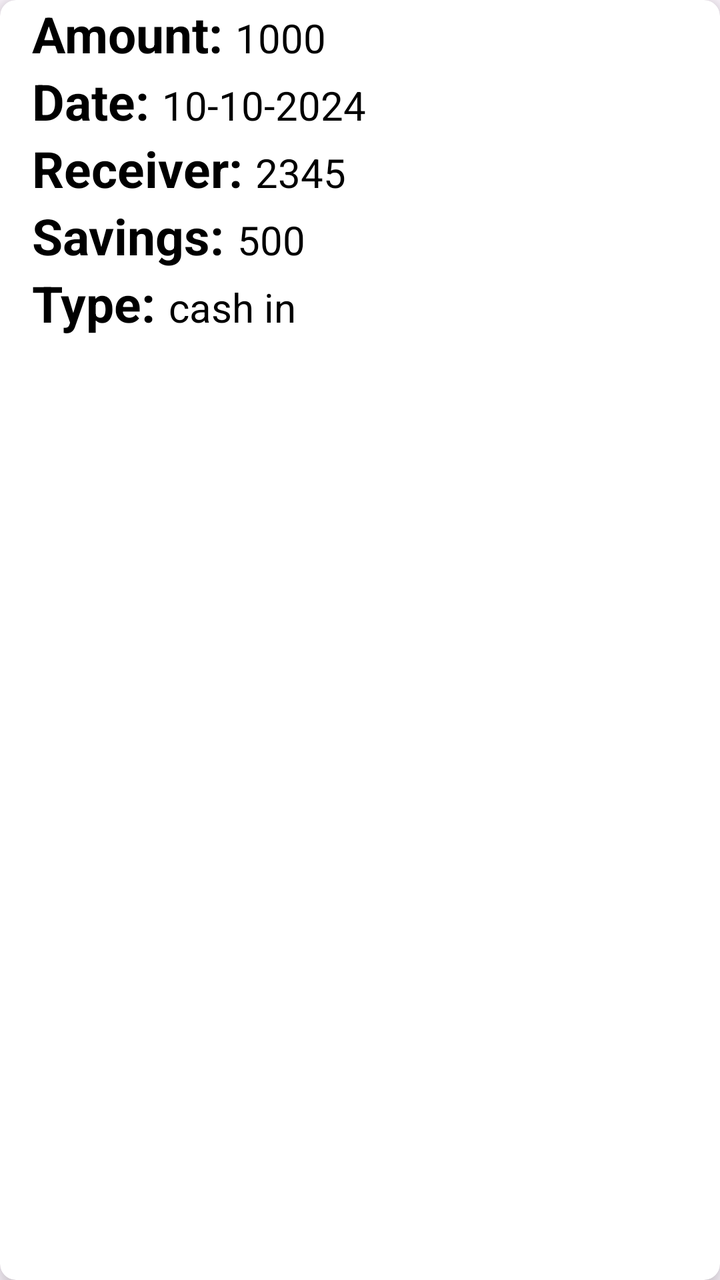
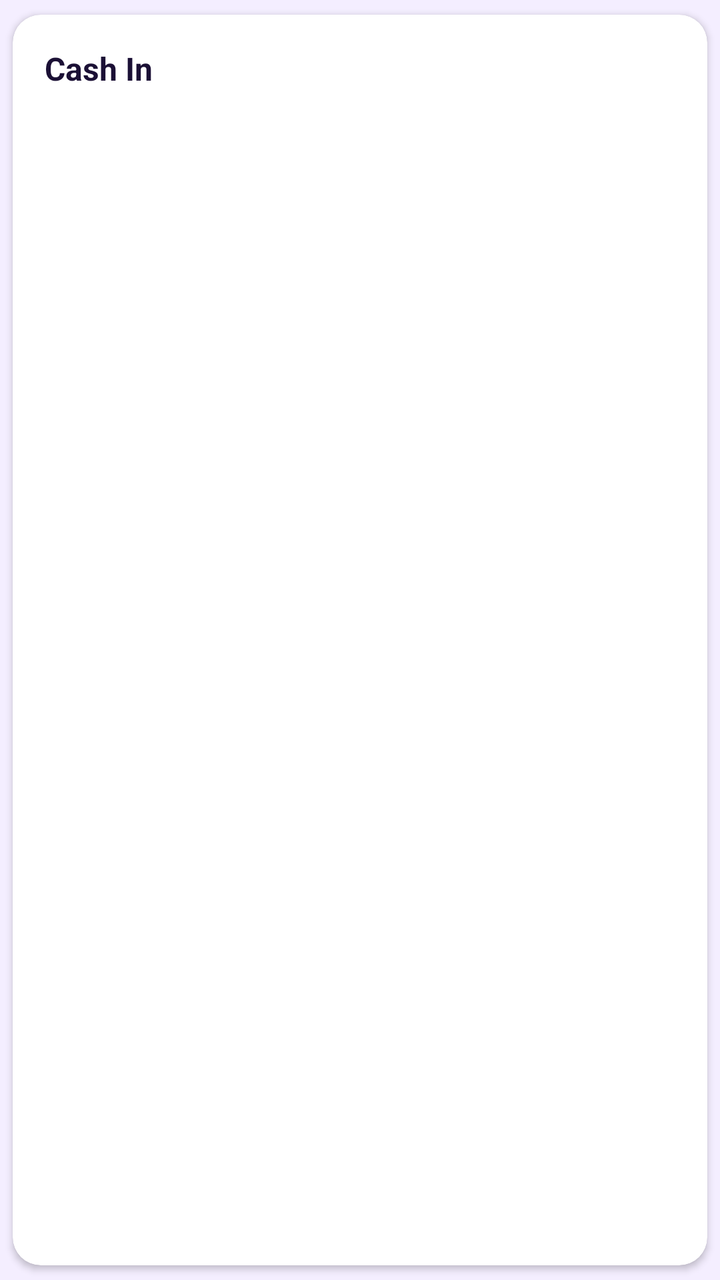

Before-and-after screenshots of an Android layout around one commit, followed by the original layout XML and the change that was made.
<!-- AndroidManifest.xml: application theme Theme.MyApplication -->
<!-- res/layout/item.xml -->
<?xml version="1.0" encoding="utf-8"?>
<androidx.cardview.widget.CardView xmlns:android="http://schemas.android.com/apk/res/android"
    android:layout_width="match_parent"
    android:layout_height="match_parent"
    xmlns:app="http://schemas.android.com/apk/res-auto"
    app:cardElevation="8dp"
    app:cardCornerRadius="8dp"
    android:layout_margin="16dp">

    <LinearLayout
        android:layout_width="wrap_content"
        android:layout_height="wrap_content"
        android:layout_marginLeft="16dp"
        android:orientation="vertical">

        <LinearLayout
            android:layout_width="wrap_content"
            android:layout_height="wrap_content"
            android:layout_gravity="center_vertical"
            android:orientation="horizontal">
            <TextView
                android:layout_width="match_parent"
                android:layout_height="wrap_content"
                android:id="@+id/amount"
                android:textStyle="bold"
                android:textSize="25sp"
                android:textColor="@color/black"
                android:text="Amount: "/>

            <TextView
                android:id="@+id/amount1"
                android:layout_width="match_parent"
                android:layout_height="wrap_content"
                android:text="1000"
                android:textColor="@color/black"
                android:textSize="20sp"
                android:layout_below="@+id/amount"/>
        </LinearLayout>

        <LinearLayout
            android:layout_width="wrap_content"
            android:layout_height="wrap_content"
            android:layout_gravity="center_vertical"
            android:orientation="horizontal">
            <TextView
                android:layout_width="match_parent"
                android:layout_height="wrap_content"
                android:id="@+id/date"
                android:textStyle="bold"
                android:textSize="25sp"
                android:textColor="@color/black"
                android:text="Date: "/>

            <TextView
                android:id="@+id/date1"
                android:layout_width="match_parent"
                android:layout_height="wrap_content"
                android:text="10-10-2024"
                android:textColor="@color/black"
                android:textSize="20sp"
                android:layout_below="@+id/date"/>
        </LinearLayout>

        <LinearLayout
            android:layout_width="wrap_content"
            android:layout_height="wrap_content"
            android:layout_gravity="center_vertical"
            android:orientation="horizontal">
            <TextView
                android:layout_width="match_parent"
                android:layout_height="wrap_content"
                android:id="@+id/reciever"
                android:textStyle="bold"
                android:textSize="25sp"
                android:textColor="@color/black"
                android:text="Receiver: "/>

            <TextView
                android:id="@+id/reciever1"
                android:layout_width="match_parent"
                android:layout_height="wrap_content"
                android:text="2345"
                android:textColor="@color/black"
                android:textSize="20sp"
                android:layout_below="@+id/reciever"/>
        </LinearLayout>

        <LinearLayout
            android:layout_width="wrap_content"
            android:layout_height="wrap_content"
            android:layout_gravity="center_vertical"
            android:orientation="horizontal">
            <TextView
                android:layout_width="match_parent"
                android:layout_height="wrap_content"
                android:id="@+id/savings"
                android:textStyle="bold"
                android:textSize="25sp"
                android:textColor="@color/black"
                android:text="Savings: "/>

            <TextView
                android:id="@+id/savings1"
                android:layout_width="match_parent"
                android:layout_height="wrap_content"
                android:text="500"
                android:textColor="@color/black"
                android:textSize="20sp"
                android:layout_below="@+id/savings"/>
        </LinearLayout>

        <LinearLayout
            android:layout_width="wrap_content"
            android:layout_height="wrap_content"
            android:layout_gravity="center_vertical"
            android:orientation="horizontal">
            <TextView
                android:layout_width="match_parent"
                android:layout_height="wrap_content"
                android:id="@+id/type"
                android:textStyle="bold"
                android:textSize="25sp"
                android:textColor="@color/black"
                android:text="Type: "/>

            <TextView
                android:id="@+id/type1"
                android:layout_width="match_parent"
                android:layout_height="wrap_content"
                android:text="cash in"
                android:textColor="@color/black"
                android:textSize="20sp"
                android:layout_below="@+id/type"/>
        </LinearLayout>

    </LinearLayout>

</androidx.cardview.widget.CardView>
<!-- resources referenced by this layout -->
<resources>
  <color name="black">#FF000000</color>
  <style name="Theme.MyApplication" parent="Base.Theme.MyApplication" />
  <style name="Base.Theme.MyApplication" parent="Theme.Material3.DayNight.NoActionBar">
          
          
      </style>
</resources>

<!-- the commit's change to res/layout/item.xml (unified diff, before → after) -->
@@ -1,137 +1,63 @@
 <?xml version="1.0" encoding="utf-8"?>
 <androidx.cardview.widget.CardView xmlns:android="http://schemas.android.com/apk/res/android"
+    xmlns:app="http://schemas.android.com/apk/res-auto"
     android:layout_width="match_parent"
-    android:layout_height="match_parent"
-    xmlns:app="http://schemas.android.com/apk/res-auto"
-    app:cardElevation="8dp"
-    app:cardCornerRadius="8dp"
-    android:layout_margin="16dp">
+    android:layout_height="wrap_content"
+    android:layout_marginStart="16dp"
+    android:layout_marginTop="8dp"
+    android:layout_marginEnd="16dp"
+    app:cardBackgroundColor="@color/surface"
+    app:cardCornerRadius="14dp"
+    app:cardElevation="2dp"
+    app:cardUseCompatPadding="true">
 
     <LinearLayout
-        android:layout_width="wrap_content"
+        android:layout_width="match_parent"
         android:layout_height="wrap_content"
-        android:layout_marginLeft="16dp"
-        android:orientation="vertical">
+        android:gravity="center_vertical"
+        android:orientation="horizontal"
+        android:padding="16dp">
 
         <LinearLayout
+            android:layout_width="0dp"
+            android:layout_height="wrap_content"
+            android:layout_weight="1"
+            android:orientation="vertical">
+
+            <TextView
+                android:id="@+id/txType"
+                android:layout_width="wrap_content"
+                android:layout_height="wrap_content"
+                android:text="@string/cash_in"
+                android:textColor="@color/text_primary"
+                android:textSize="16sp"
+                android:textStyle="bold" />
+
+            <TextView
+                android:id="@+id/txTitle"
+                android:layout_width="wrap_content"
+                android:layout_height="wrap_content"
+                android:layout_marginTop="2dp"
+                android:textColor="@color/text_secondary"
+                android:textSize="13sp" />
+
+            <TextView
+                android:id="@+id/txDate"
+                android:layout_width="wrap_content"
+                android:layout_height="wrap_content"
+                android:layout_marginTop="4dp"
+                android:textColor="@color/text_secondary"
+                android:textSize="12sp" />
+        </LinearLayout>
+
+        <TextView
+            android:id="@+id/txAmount"
             android:layout_width="wrap_content"
             android:layout_height="wrap_content"
-            android:layout_gravity="center_vertical"
-            android:orientation="horizontal">
-            <TextView
-                android:layout_width="match_parent"
-                android:layout_height="wrap_content"
-                android:id="@+id/amount"
-                android:textStyle="bold"
-                android:textSize="25sp"
-                android:textColor="@color/black"
-                android:text="Amount: "/>
-
-            <TextView
-                android:id="@+id/amount1"
-                android:layout_width="match_parent"
-                android:layout_height="wrap_content"
-                android:text="1000"
-                android:textColor="@color/black"
-                android:textSize="20sp"
-                android:layout_below="@+id/amount"/>
-        </LinearLayout>
-
-        <LinearLayout
-            android:layout_width="wrap_content"
-            android:layout_height="wrap_content"
-            android:layout_gravity="center_vertical"
-            android:orientation="horizontal">
-            <TextView
-                android:layout_width="match_parent"
-                android:layout_height="wrap_content"
-                android:id="@+id/date"
-                android:textStyle="bold"
-                android:textSize="25sp"
-                android:textColor="@color/black"
-                android:text="Date: "/>
-
-            <TextView
-                android:id="@+id/date1"
-                android:layout_width="match_parent"
-                android:layout_height="wrap_content"
-                android:text="10-10-2024"
-                android:textColor="@color/black"
-                android:textSize="20sp"
-                android:layout_below="@+id/date"/>
-        </LinearLayout>
-
-        <LinearLayout
-            android:layout_width="wrap_content"
-            android:layout_height="wrap_content"
-            android:layout_gravity="center_vertical"
-            android:orientation="horizontal">
-            <TextView
-                android:layout_width="match_parent"
-                android:layout_height="wrap_content"
-                android:id="@+id/reciever"
-                android:textStyle="bold"
-                android:textSize="25sp"
-                android:textColor="@color/black"
-                android:text="Receiver: "/>
-
-            <TextView
-                android:id="@+id/reciever1"
-                android:layout_width="match_parent"
-                android:layout_height="wrap_content"
-                android:text="2345"
-                android:textColor="@color/black"
-                android:textSize="20sp"
-                android:layout_below="@+id/reciever"/>
-        </LinearLayout>
-
-        <LinearLayout
-            android:layout_width="wrap_content"
-            android:layout_height="wrap_content"
-            android:layout_gravity="center_vertical"
-            android:orientation="horizontal">
-            <TextView
-                android:layout_width="match_parent"
-                android:layout_height="wrap_content"
-                android:id="@+id/savings"
-                android:textStyle="bold"
-                android:textSize="25sp"
-                android:textColor="@color/black"
-                android:text="Savings: "/>
-
-            <TextView
-                android:id="@+id/savings1"
-                android:layout_width="match_parent"
-                android:layout_height="wrap_content"
-                android:text="500"
-                android:textColor="@color/black"
-                android:textSize="20sp"
-                android:layout_below="@+id/savings"/>
-        </LinearLayout>
-
-        <LinearLayout
-            android:layout_width="wrap_content"
-            android:layout_height="wrap_content"
-            android:layout_gravity="center_vertical"
-            android:orientation="horizontal">
-            <TextView
-                android:layout_width="match_parent"
-                android:layout_height="wrap_content"
-                android:id="@+id/type"
-                android:textStyle="bold"
-                android:textSize="25sp"
-                android:textColor="@color/black"
-                android:text="Type: "/>
-
-            <TextView
-                android:id="@+id/type1"
-                android:layout_width="match_parent"
-                android:layout_height="wrap_content"
-                android:text="cash in"
-                android:textColor="@color/black"
-                android:textSize="20sp"
-                android:layout_below="@+id/type"/>
-        </LinearLayout>
+            android:layout_marginStart="12dp"
+            android:textColor="@color/income"
+            android:textSize="16sp"
+            android:textStyle="bold" />
 
     </LinearLayout>
 
<!-- resource entries referenced after the edit -->
@@ -1,10 +1,23 @@
 <!-- resources referenced by this layout -->
 <resources>
-  <color name="black">#FF000000</color>
+  <color name="income">#1E9E5A</color>
+  <color name="surface">#FFFFFFFF</color>
+  <color name="text_primary">#1B1035</color>
+  <color name="text_secondary">#6B6580</color>
+  <string name="cash_in">Cash In</string>
   <style name="Theme.MyApplication" parent="Base.Theme.MyApplication" />
   <style name="Base.Theme.MyApplication" parent="Theme.Material3.DayNight.NoActionBar">
-          
-          
+          <item name="colorPrimary">@color/primary</item>
+          <item name="colorOnPrimary">@color/text_on_primary</item>
+          <item name="colorPrimaryContainer">@color/lite_bg</item>
+          <item name="colorOnPrimaryContainer">@color/primary_dark</item>
+          <item name="android:statusBarColor">@color/primary_dark</item>
+          <item name="android:windowBackground">@color/screen_bg</item>
       </style>
+  <color name="primary">#6A00FF</color>
+  <color name="text_on_primary">#FFFFFFFF</color>
+  <color name="lite_bg">#E1CCFF</color>
+  <color name="primary_dark">#2F0070</color>
+  <color name="screen_bg">#F4EEFF</color>
 </resources>
 
